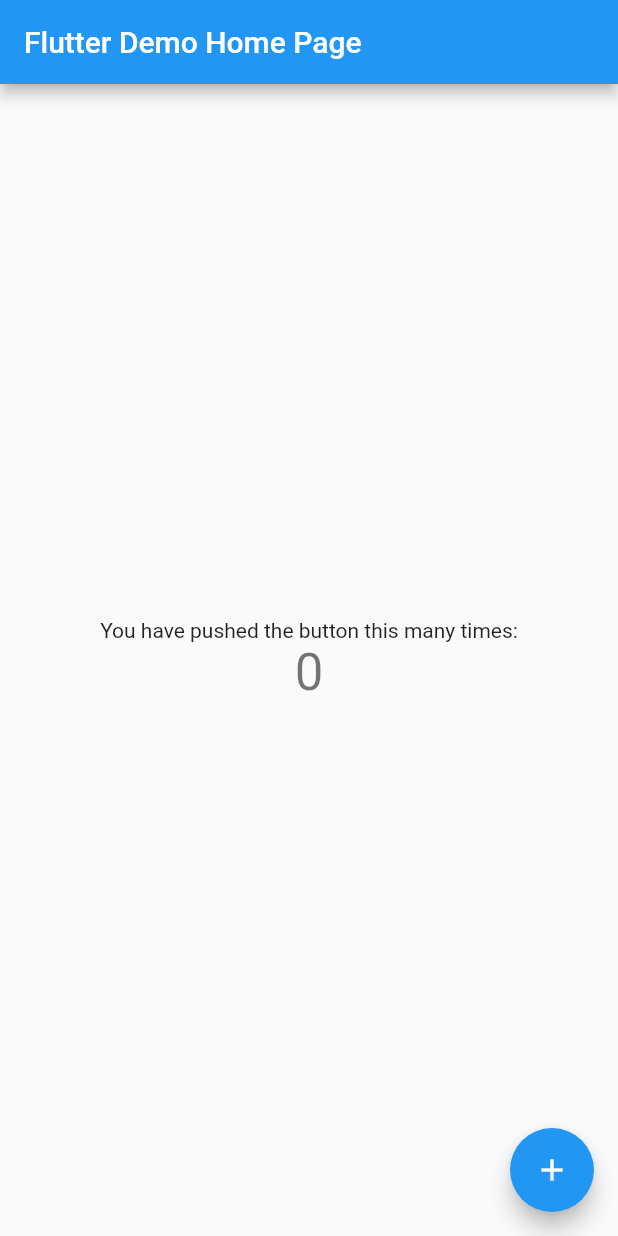
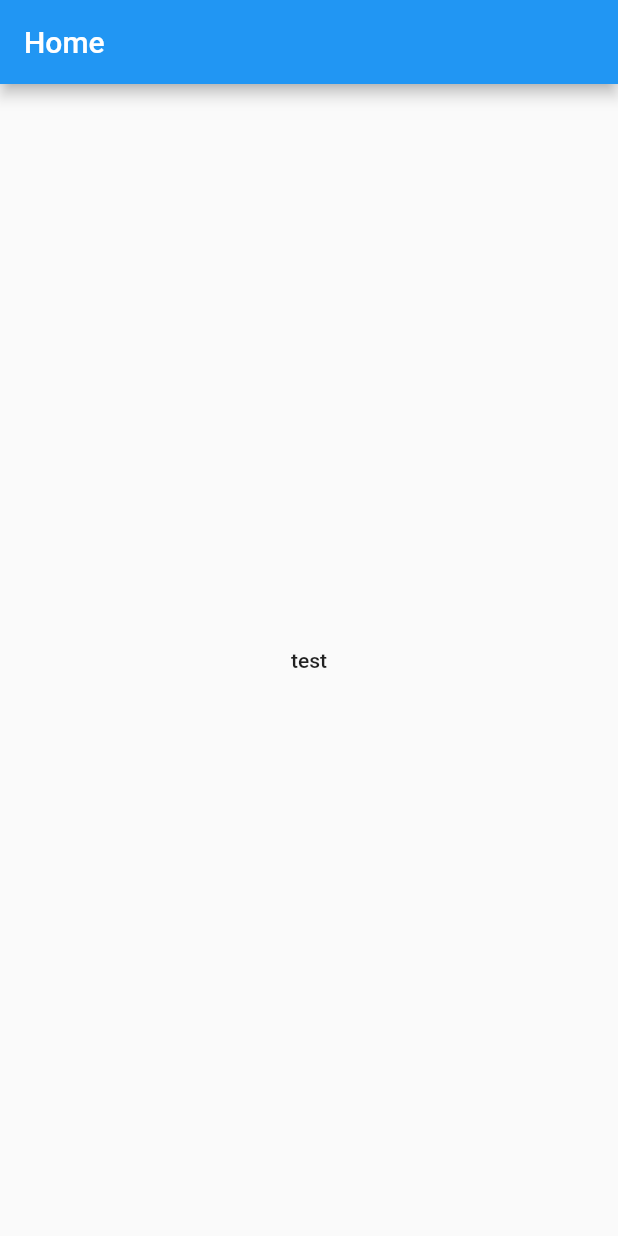
Before and after one commit to fahmi54321/uber_clone, a Flutter app: the screen it shows after launch, on a phone screen of 412 x 824 dp. Run offline on Flutter 3.47's test engine with Material 2 defaults, Android fonts, the phone set to English and light mode, and no system bars; our stand-ins replace firebase_core, firebase_database; accounts and stored records are empty.

Commit message:
setup firebase

```diff
--- /dev/null
+++ b/lib/home.dart
@@ -0,0 +1,22 @@
+import 'package:firebase_database/firebase_database.dart';
+import 'package:flutter/material.dart';
+
+class Home extends StatelessWidget {
+  const Home({Key? key}) : super(key: key);
+
+  @override
+  Widget build(BuildContext context) {
+    return Scaffold(
+      appBar: AppBar(title: Text('Home'),),
+      body: Center(
+        child: MaterialButton(
+          child: Text('test'),
+          onPressed: (){
+            DatabaseReference df = FirebaseDatabase.instance.reference().child('Test');
+            df.set('IsConnected');
+          },
+        ),
+      ),
+    );
+  }
+}
--- a/lib/main.dart
+++ b/lib/main.dart
@@ -1,8 +1,29 @@
+import 'package:firebase_core/firebase_core.dart';
+import 'package:firebase_database/firebase_database.dart';
+import 'package:flutter/foundation.dart' show kIsWeb;
 import 'package:flutter/material.dart';
+import 'package:uber_clone/home.dart';
 
-void main() {
+
+Future<void> main() async {
+  WidgetsFlutterBinding.ensureInitialized();
+  final FirebaseApp app = await Firebase.initializeApp(
+    options: const FirebaseOptions(
+        apiKey: 'AIzaSyDkcO01UIRRvWzdcb99HR62-0ra2GsFUIk',
+        authDomain: 'react-native-firebase-testing.firebaseapp.com',
+        databaseURL: 'https://uber-clone-33688-default-rtdb.firebaseio.com',
+        projectId: 'uber-clone-33688',
+        storageBucket: 'uber-clone-33688.appspot.com',
+        messagingSenderId: '448618578101',
+        appId: '1:414658273257:android:6a25bf0fdd5c2b33c8b578',
+        measurementId: 'G-0N1G9FLDZE'),
+  );
   runApp(const MyApp());
 }
+
+// void main() {
+//   runApp(const MyApp());
+// }
 
 class MyApp extends StatelessWidget {
   const MyApp({Key? key}) : super(key: key);
@@ -13,103 +34,9 @@ class MyApp extends StatelessWidget {
     return MaterialApp(
       title: 'Flutter Demo',
       theme: ThemeData(
-        // This is the theme of your application.
-        //
-        // Try running your application with "flutter run". You'll see the
-        // application has a blue toolbar. Then, without quitting the app, try
-        // changing the primarySwatch below to Colors.green and then invoke
-        // "hot reload" (press "r" in the console where you ran "flutter run",
-        // or simply save your changes to "hot reload" in a Flutter IDE).
-        // Notice that the counter didn't reset back to zero; the application
-        // is not restarted.
         primarySwatch: Colors.blue,
       ),
-      home: const MyHomePage(title: 'Flutter Demo Home Page'),
+      home: Home(),
     );
   }
 }
-
-class MyHomePage extends StatefulWidget {
-  const MyHomePage({Key? key, required this.title}) : super(key: key);
-
-  // This widget is the home page of your application. It is stateful, meaning
-  // that it has a State object (defined below) that contains fields that affect
-  // how it looks.
-
-  // This class is the configuration for the state. It holds the values (in this
-  // case the title) provided by the parent (in this case the App widget) and
-  // used by the build method of the State. Fields in a Widget subclass are
-  // always marked "final".
-
-  final String title;
-
-  @override
-  State<MyHomePage> createState() => _MyHomePageState();
-}
-
-class _MyHomePageState extends State<MyHomePage> {
-  int _counter = 0;
-
-  void _incrementCounter() {
-    setState(() {
-      // This call to setState tells the Flutter framework that something has
-      // changed in this State, which causes it to rerun the build method below
-      // so that the display can reflect the updated values. If we changed
-      // _counter without calling setState(), then the build method would not be
-      // called again, and so nothing would appear to happen.
-      _counter++;
-    });
-  }
-
-  @override
-  Widget build(BuildContext context) {
-    // This method is rerun every time setState is called, for instance as done
-    // by the _incrementCounter method above.
-    //
-    // The Flutter framework has been optimized to make rerunning build methods
-    // fast, so that you can just rebuild anything that needs updating rather
-    // than having to individually change instances of widgets.
-    return Scaffold(
-      appBar: AppBar(
-        // Here we take the value from the MyHomePage object that was created by
-        // the App.build method, and use it to set our appbar title.
-        title: Text(widget.title),
-      ),
-      body: Center(
-        // Center is a layout widget. It takes a single child and positions it
-        // in the middle of the parent.
-        child: Column(
-          // Column is also a layout widget. It takes a list of children and
-          // arranges them vertically. By default, it sizes itself to fit its
-          // children horizontally, and tries to be as tall as its parent.
-          //
-          // Invoke "debug painting" (press "p" in the console, choose the
-          // "Toggle Debug Paint" action from the Flutter Inspector in Android
-          // Studio, or the "Toggle Debug Paint" command in Visual Studio Code)
-          // to see the wireframe for each widget.
-          //
-          // Column has various properties to control how it sizes itself and
-          // how it positions its children. Here we use mainAxisAlignment to
-          // center the children vertically; the main axis here is the vertical
-          // axis because Columns are vertical (the cross axis would be
-          // horizontal).
-          mainAxisAlignment: MainAxisAlignment.center,
-          children: <Widget>[
-            const Text(
-              'You have pushed the button this many times:',
-            ),
-            Text(
-              '$_counter',
-              style: Theme.of(context).textTheme.headline4,
-            ),
-          ],
-        ),
-      ),
-      floatingActionButton: FloatingActionButton(
-        onPressed: _incrementCounter,
-        tooltip: 'Increment',
-        child: const Icon(Icons.add),
-      ), // This trailing comma makes auto-formatting nicer for build methods.
-    );
-  }
-}
--- a/pubspec.yaml
+++ b/pubspec.yaml
@@ -34,6 +34,9 @@ dependencies:
   # The following adds the Cupertino Icons font to your application.
   # Use with the CupertinoIcons class for iOS style icons.
   cupertino_icons: ^1.0.2
+  firebase_core: ^1.9.0
+  firebase_auth: ^3.1.5
+  firebase_database: ^8.2.0
 
 dev_dependencies:
   flutter_test:
```
Also changed, not shown: pubspec.lock, 4 other files.
